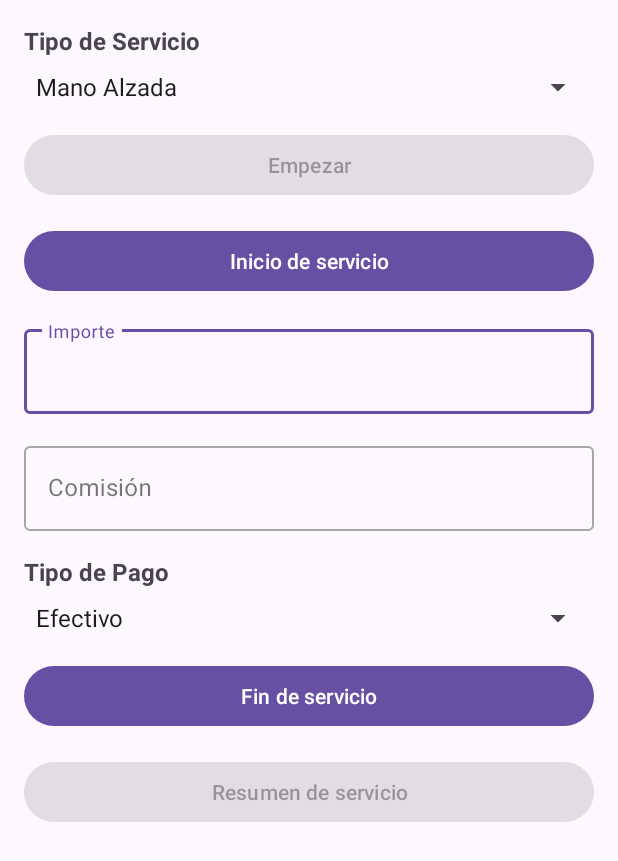
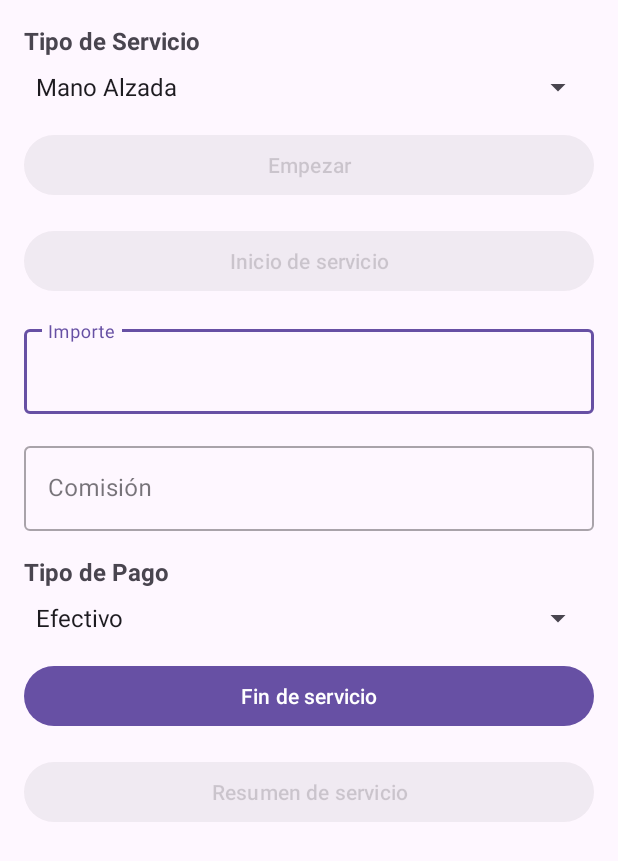
Before and after one commit to raulo74/supertaxinuevo, an Android app: the screen it shows after launch (MainActivity), after a tap on "Inicio de servicio", on a phone screen of 412 x 824 dp. Shown: the top 861 px of the screen. Run offline under Robolectric (Android 15) with nearby library versions, the phone set to English and light mode, and no system bars; our stand-ins replace Room's generated code; 3 statements that could not run were skipped.

Commit message:
supertaxi 0.2- implementado pulsaciones de los botones para durante el transcurso del servicio se vayan bloqueando segun se pulsan

```diff
--- a/app/src/main/java/com/rueda/supertaxi/view/MainActivity.kt
+++ b/app/src/main/java/com/rueda/supertaxi/view/MainActivity.kt
@@ -207,16 +207,18 @@ class MainActivity : AppCompatActivity() {
 
         viewModel.empezarEnabled.observe(this) { enabled ->
             binding.btnEmpezar.isEnabled = enabled
-            Log.d("MainActivity", "Estado del botón Empezar: $enabled")
+            binding.btnEmpezar.alpha = if (enabled) 1.0f else 0.5f
         }
 
         viewModel.inicioServicioEnabled.observe(this) { enabled ->
             binding.btnInicioServicio.isEnabled = enabled
-            Log.d("MainActivity", "Estado del botón Inicio de Servicio: $enabled")
+            binding.btnInicioServicio.alpha = if (enabled) 1.0f else 0.5f
         }
 
         viewModel.finServicioEnabled.observe(this) { enabled ->
             binding.btnFinServicio.isEnabled = enabled
+            binding.btnFinServicio.alpha = if (enabled) 1.0f else 0.5f
+
             binding.editImporte.isEnabled = enabled
             binding.editComision.isEnabled = enabled
             binding.spinnerTipoPago.isEnabled = enabled
@@ -224,6 +226,7 @@ class MainActivity : AppCompatActivity() {
 
         viewModel.resumenEnabled.observe(this) { enabled ->
             binding.btnResumenServicio.isEnabled = enabled
+            binding.btnResumenServicio.alpha = if (enabled) 1.0f else 0.5f
         }
     }
 
--- a/app/src/main/java/com/rueda/supertaxi/viewmodel/MainViewModel.kt
+++ b/app/src/main/java/com/rueda/supertaxi/viewmodel/MainViewModel.kt
@@ -123,14 +123,26 @@ class MainViewModel(application: Application) : AndroidViewModel(application) {
     fun setTipoServicio(tipo: String) {
         _tipoServicio.value = tipo
 
-        // Modificación: Si el tipo es "Mano Alzada", activar directamente
-        // el botón de inicio de servicio y desactivar el botón empezar
+        // Lógica especial para tipo "Mano Alzada"
         if (tipo == "Mano Alzada") {
+            // Para Mano Alzada, bloqueamos Empezar y habilitamos directamente Inicio de servicio
             _empezarEnabled.value = false
             _inicioServicioEnabled.value = true
+            _finServicioEnabled.value = false
+            _resumenEnabled.value = false
+
+            // Establecer fecha y hora de inicio automáticamente
+            _dia.value = LocalDate.now()
+            _hora1.value = LocalTime.now()
+
+            // No iniciamos tracking para ruta1 en este caso
+            _ruta1.value = mutableListOf()
         } else {
+            // Para el resto de tipos de servicio, seguimos el flujo normal
             _empezarEnabled.value = true
             _inicioServicioEnabled.value = false
+            _finServicioEnabled.value = false
+            _resumenEnabled.value = false
         }
     }
 
@@ -150,18 +162,14 @@ class MainViewModel(application: Application) : AndroidViewModel(application) {
             getApplication<Application>().startService(intent)
         }
 
+        // Actualizar estado de botones
+        _empezarEnabled.value = false
         _inicioServicioEnabled.value = true
+        _finServicioEnabled.value = false
+        _resumenEnabled.value = false
     }
 
     fun inicioServicio() {
-        // Modificación: Si es "Mano Alzada", inicializar dia y hora1 aquí
-        if (_tipoServicio.value == "Mano Alzada") {
-            _dia.value = LocalDate.now()
-            _hora1.value = LocalTime.now()
-            _ruta1.value = mutableListOf()
-            Log.d("MainViewModel", "Servicio Mano Alzada: Inicializando día y hora1")
-        }
-
         // Guardar hora2
         _hora2.value = LocalTime.now()
 
@@ -169,12 +177,14 @@ class MainViewModel(application: Application) : AndroidViewModel(application) {
         val intent = Intent(getApplication(), LocationService::class.java).apply {
             putExtra("trackRoute1", false)
             putExtra("trackRoute2", true)
-            // Indicamos si es mano alzada para optimizar el tracking
-            putExtra("isManoAlzada", _tipoServicio.value == "Mano Alzada")
         }
         getApplication<Application>().startService(intent)
 
+        // Actualizar estado de botones
+        _empezarEnabled.value = false
+        _inicioServicioEnabled.value = false
         _finServicioEnabled.value = true
+        _resumenEnabled.value = false
     }
 
     fun finServicio() {
@@ -194,6 +204,10 @@ class MainViewModel(application: Application) : AndroidViewModel(application) {
         // Guardar en base de datos y CSV
         guardarServicio()
 
+        // Actualizar estado de botones
+        _empezarEnabled.value = false
+        _inicioServicioEnabled.value = false
+        _finServicioEnabled.value = false
         _resumenEnabled.value = true
     }
 
@@ -337,10 +351,10 @@ class MainViewModel(application: Application) : AndroidViewModel(application) {
 
         // Reiniciar variables del servicio
         _tipoServicio.value = ""
-        _dia.value = LocalDate.now() // Usar fecha actual en lugar de null
-        _hora1.value = LocalTime.MIN // Usar tiempo mínimo en lugar de null
-        _hora2.value = LocalTime.MIN // Usar tiempo mínimo en lugar de null
-        _hora3.value = LocalTime.MIN // Usar tiempo mínimo en lugar de null
+        _dia.value = LocalDate.now()  // Usar fecha actual como valor predeterminado
+        _hora1.value = LocalTime.now()  // Usar hora actual como valor predeterminado
+        _hora2.value = LocalTime.now()
+        _hora3.value = LocalTime.now()
         _importe.value = 0.0
         _comision.value = 0.0
         _tipoPago.value = ""
@@ -357,7 +371,7 @@ class MainViewModel(application: Application) : AndroidViewModel(application) {
         _kmTotales.value = 0.0
         _precioKm.value = 0.0
 
-        // Reiniciar estados de botones
+        // Reiniciar estados de botones - asegurarnos que todos están deshabilitados al iniciar
         _empezarEnabled.value = false
         _inicioServicioEnabled.value = false
         _finServicioEnabled.value = false
```
